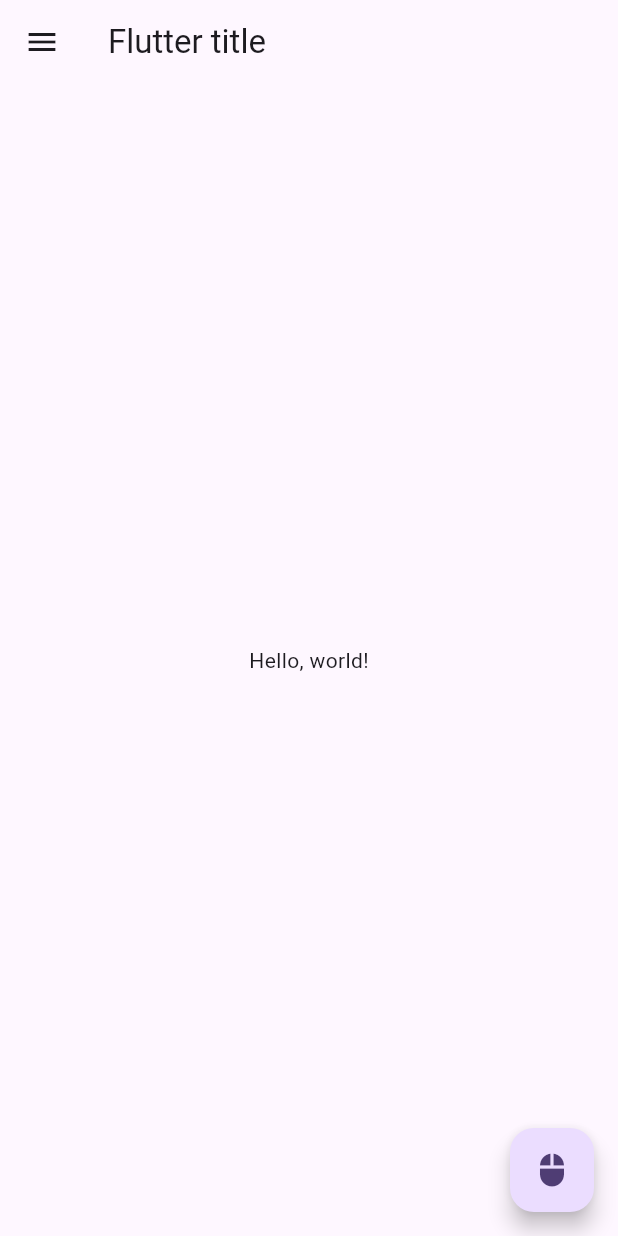
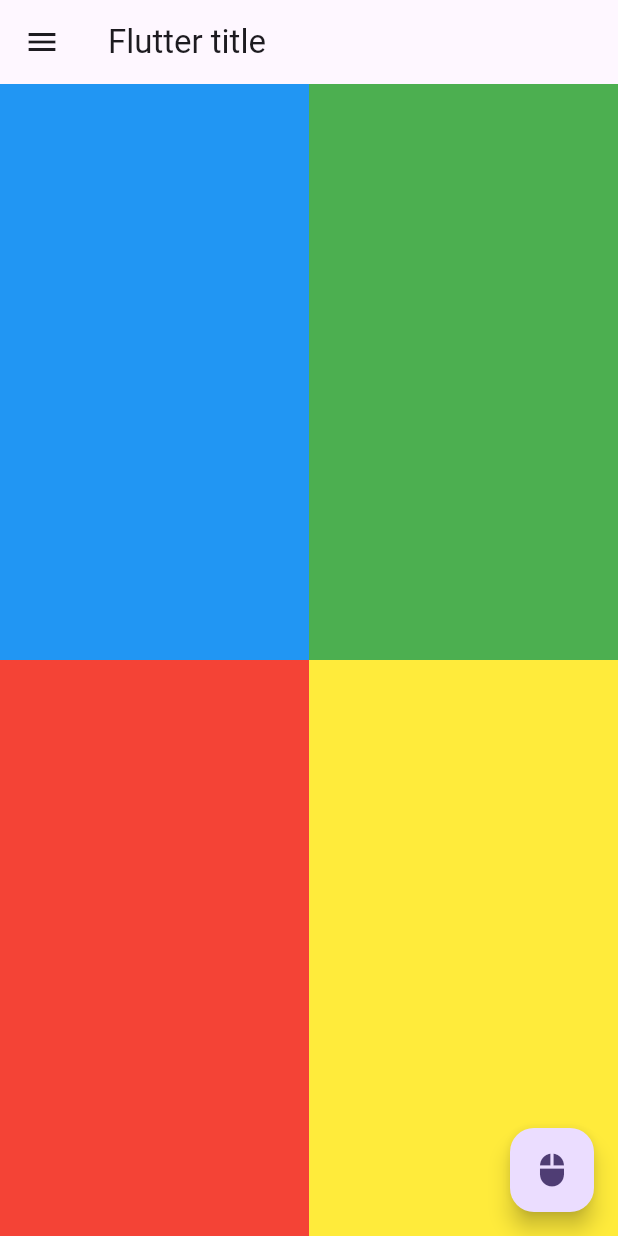
Before and after one commit to Aiden-ee/flutter_practice, a Flutter app: the screen it shows after launch, on a phone screen of 412 x 824 dp. Run offline on Flutter 3.47's test engine with Material 3 defaults, Android fonts, the phone set to English and light mode, and no system bars.

Commit message:
chapter2

```diff
--- a/lib/main.dart
+++ b/lib/main.dart
@@ -66,8 +66,43 @@ class _MyHomePageState extends State<MyHomePage> {
           ],
         ),
       ),
-      body: const Center(
-        child: Text('Hello, world!'),
+      body: Container(
+        alignment: Alignment.topLeft,
+        child: Row(
+          mainAxisAlignment: MainAxisAlignment.center,
+          children: [
+            Column(
+              mainAxisAlignment: MainAxisAlignment.center,
+              children: [
+                Container(
+                  width: MediaQuery.of(context).size.width * 0.5,
+                  height: (MediaQuery.of(context).size.height - 56) * 0.5, //Appbar 높이 뺀것..
+                  color: Colors.blue,
+                ),
+                Container(
+                  width: MediaQuery.of(context).size.width * 0.5,
+                  height: (MediaQuery.of(context).size.height - 56) * 0.5,
+                  color: Colors.red,
+                ),
+              ],
+            ),
+            Column(
+              mainAxisAlignment: MainAxisAlignment.center,
+              children: [
+                Container(
+                  width: MediaQuery.of(context).size.width * 0.5,
+                  height: (MediaQuery.of(context).size.height - 56) * 0.5,
+                  color: Colors.green,
+                ),
+                Container(
+                  width: MediaQuery.of(context).size.width * 0.5,
+                  height: (MediaQuery.of(context).size.height - 56) * 0.5,
+                  color: Colors.yellow,
+                ),
+              ],
+            ),
+          ],
+        ),
       ),
       floatingActionButton: FloatingActionButton(
         onPressed: () => print('Clicked'),
```
